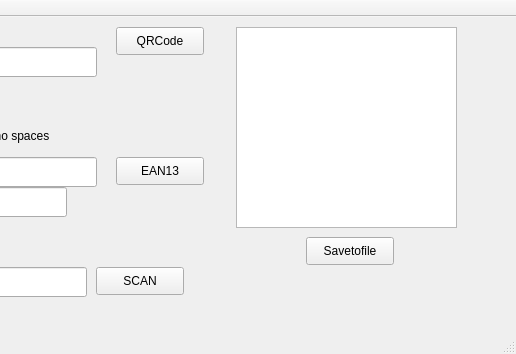
This is mainwindow.ui in netpipe/qtBarcode as Qt 5 draws it before an edit; both pictures show x 274 to 790 and y 0 to 354 of the 790 by 354 pixel window. The edited form follows.
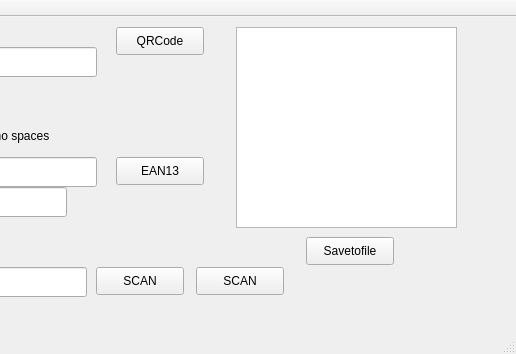
This is the edited form.

What changed in the file:
```diff
--- a/mainwindow.ui
+++ b/mainwindow.ui
@@ -176,6 +176,19 @@
      <string/>
     </property>
    </widget>
+   <widget class="QPushButton" name="scan2">
+    <property name="geometry">
+     <rect>
+      <x>470</x>
+      <y>250</y>
+      <width>88</width>
+      <height>28</height>
+     </rect>
+    </property>
+    <property name="text">
+     <string>SCAN</string>
+    </property>
+   </widget>
   </widget>
   <widget class="QMenuBar" name="menuBar">
    <property name="geometry">
```
